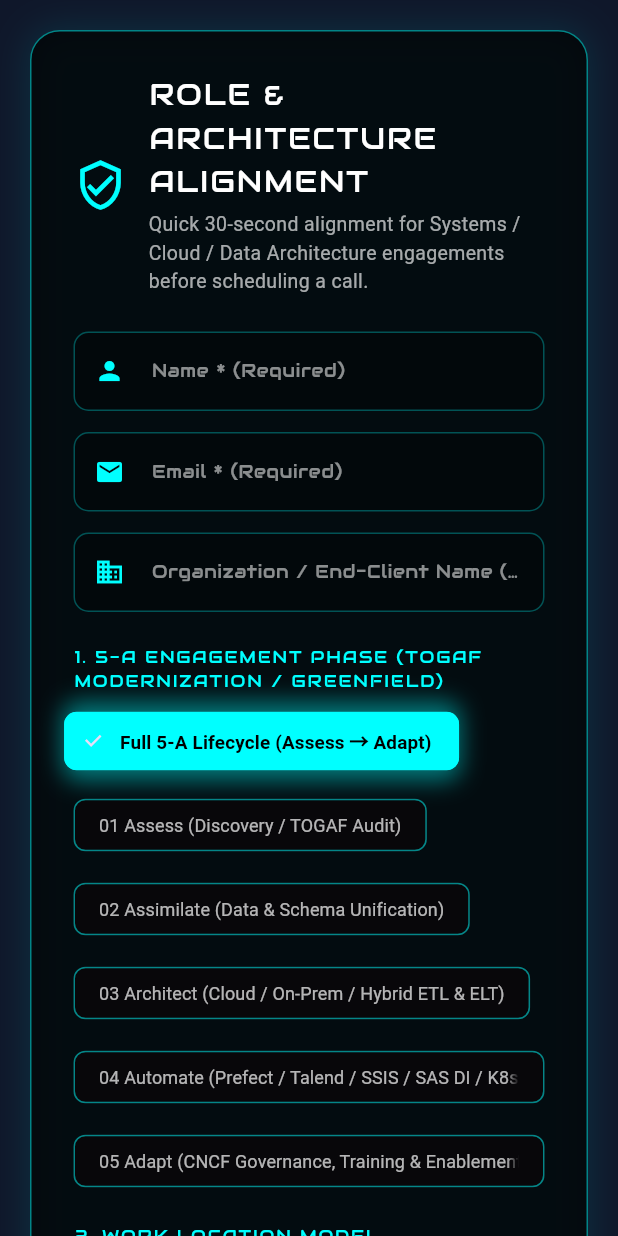
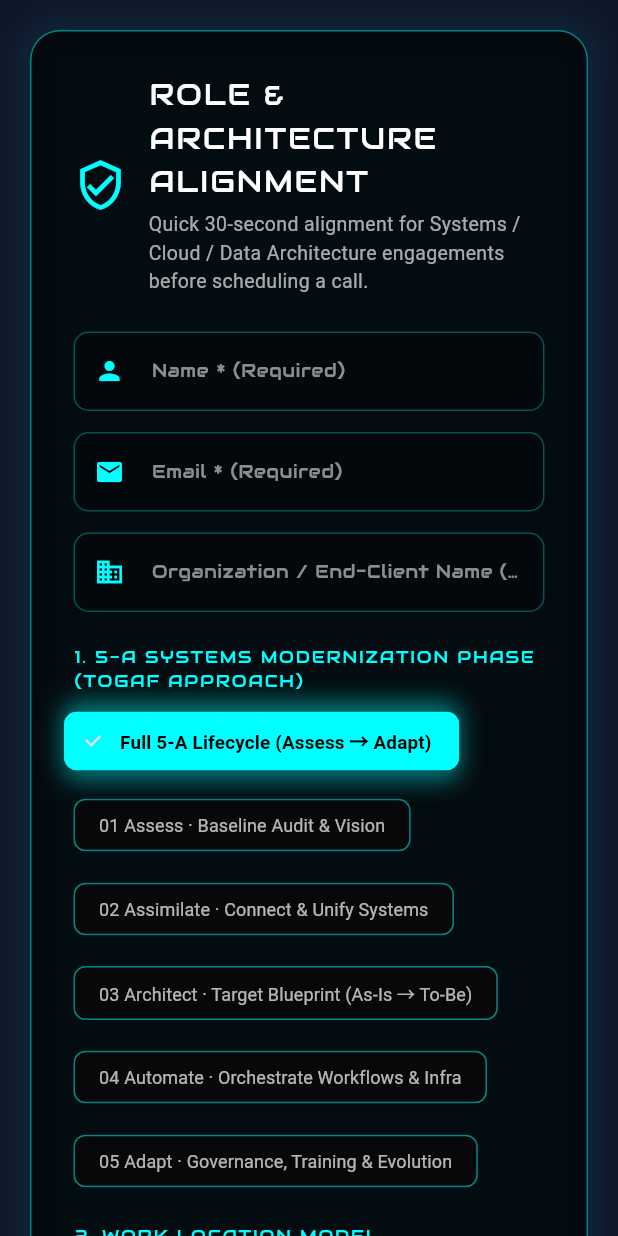
Before and after one commit to jmarshall-io/jmarshall-io, a Flutter app: the ChatPage widget shown alone on an empty page, opened directly, on a phone screen of 412 x 824 dp. Run offline on Flutter 3.47's test engine with Material 3 defaults, Android fonts, the phone set to English and light mode, and no system bars; our stand-ins replace animated_text_kit, csv, file_picker, firebase_core, flutter_dotenv, flutter_svg; missing offline and left inert: glassmorphism_widgets; accounts and stored records are empty; network calls fail; project files that could hold a hidden picture were left out.

Commit message:
refactor(5a): evolve 5-A stages to tool-agnostic systems modernization and minimal TOGAF alignment

```diff
--- a/lib/chat_page.dart
+++ b/lib/chat_page.dart
@@ -43,17 +43,17 @@ class _ChatPageState extends State<ChatPage> {
   String _interviewProcess = 'Architecture & Portfolio Walkthrough';
   String _compModel = 'Fixed Monthly Retainer (Fractional)';
   final Set<String> _selectedDomains = {
-    'Cloud, On-Prem & Hybrid (ETL & ELT — dbt / BigQuery / SQL)',
-    'Enterprise Orchestration (Prefect / Talend / SSIS / SAS DI / K8s)',
+    'Systems Integration & Workflow Orchestration (ETL / ELT / APIs)',
+    'Cloud, On-Prem & Hybrid Architecture (GCP / AWS / Azure / IaC)',
   };
 
   static const List<String> _fiveAOptions = [
     'Full 5-A Lifecycle (Assess → Adapt)',
-    '01 Assess (Discovery / TOGAF Audit)',
-    '02 Assimilate (Data & Schema Unification)',
-    '03 Architect (Cloud / On-Prem / Hybrid ETL & ELT)',
-    '04 Automate (Prefect / Talend / SSIS / SAS DI / K8s)',
-    '05 Adapt (CNCF Governance, Training & Enablement)',
+    '01 Assess · Baseline Audit & Vision',
+    '02 Assimilate · Connect & Unify Systems',
+    '03 Architect · Target Blueprint (As-Is → To-Be)',
+    '04 Automate · Orchestrate Workflows & Infra',
+    '05 Adapt · Governance, Training & Evolution',
   ];
 
   static const List<String> _locationOptions = [
@@ -86,12 +86,12 @@ class _ChatPageState extends State<ChatPage> {
   ];
 
   static const List<String> _domainOptions = [
-    'Cloud, On-Prem & Hybrid (ETL & ELT — dbt / BigQuery / SQL)',
-    'Enterprise Orchestration (Prefect / Talend / SSIS / SAS DI / K8s)',
-    'Multi-Cloud Infrastructure (GCP / AWS / Azure / Terraform)',
-    'CNCF Cloud-Native (K8s CKA/CKAD/CKS · Istio · ArgoCD · OPA)',
-    'Observability, Runbooks & Training (Grafana · Loki · Prometheus)',
-    'Enterprise Architecture (TOGAF / FinOps / Zero-Trust)',
+    'Systems Integration & Workflow Orchestration (ETL / ELT / APIs)',
+    'Cloud, On-Prem & Hybrid Architecture (GCP / AWS / Azure / IaC)',
+    'Enterprise Architecture & Modernization (TOGAF · As-Is → To-Be)',
+    'Cloud-Native Platforms & Containers (CNCF · Kubernetes · Mesh)',
+    'Data Platforms & Warehousing (dbt · BigQuery · SQL · Lakes)',
+    'Observability, Zero-Trust Security & Team Enablement',
   ];
 
   bool _isChatStarted = false;
@@ -519,7 +519,7 @@ class _ChatPageState extends State<ChatPage> {
                   ),
                   const SizedBox(height: 22),
                   _buildSectionLabel(
-                    '1. 5-A ENGAGEMENT PHASE (TOGAF MODERNIZATION / GREENFIELD)',
+                    '1. 5-A SYSTEMS MODERNIZATION PHASE (TOGAF APPROACH)',
                   ),
                   _buildChoiceWrap(
                     options: _fiveAOptions,
--- a/lib/home_page.dart
+++ b/lib/home_page.dart
@@ -22,50 +22,47 @@ class _HomePageState extends State<HomePage> {
     {
       'step': '01',
       'title': 'ASSESS',
-      'togaf': 'TOGAF Phase A · Architecture Vision & Discovery',
+      'togaf': 'TOGAF Vision · Baseline Ecosystem & Gap Discovery',
       'summary':
-          'Audit "As-Is" systems, technical debt, data gravity, security posture (Zero-Trust / HIPAA / FISMA), and executive CAPEX/OPEX objectives—or scope greenfield product vision.',
+          'Evaluate the organization\'s Current-State ("As-Is") systems, data silos, operational bottlenecks, and security/compliance posture to establish a clear, measurable modernization vision.',
       'deliverable':
-          'Deliverable: As-Is Topology Audit, Risk Matrix & Executive Vision Brief',
+          'Deliverable: As-Is Systems Topology Map, Gap Analysis & Modernization Vision',
     },
     {
       'step': '02',
       'title': 'ASSIMILATE',
-      'togaf': 'TOGAF Phases B–C · Business, Data & Domain Unification',
+      'togaf': 'TOGAF Alignment · Connect & Unify Disparate Systems',
       'summary':
-          'Ingest and normalize fragmented schemas, legacy ETL scripts, APIs, and institutional knowledge into governed metadata contracts and clean domain boundaries.',
+          'Bridge fragmented applications, databases, APIs, and cross-team workflows into standardized data contracts and clean integration boundaries—agnostic of the underlying vendor stack.',
       'deliverable':
-          'Deliverable: Canonical Data Contracts, Metadata Bridge & Lineage Map',
+          'Deliverable: Unified System Integration Contracts, Data Lineage & Domain Model',
     },
     {
       'step': '03',
       'title': 'ARCHITECT',
-      'togaf':
-          'TOGAF Phases D–E · Cloud, On-Prem & Hybrid Blueprint (ETL & ELT)',
+      'togaf': 'TOGAF Target State · Cloud, On-Prem & Hybrid Blueprint',
       'summary':
-          'Design the "To-Be" Reference Architecture and ADRs across Cloud, On-Premises, and Hybrid environments—spanning both ETL and ELT data pipelines (dbt, BigQuery, SQL Server, Talend, SSIS, SAS DI Studio), multi-cloud landing zones (GCP / AWS / Azure), Kubernetes, and Enterprise AI.',
+          'Design resilient Target-State ("To-Be") architectures across Cloud, On-Premises, and Hybrid environments (ETL & ELT)—balancing scalability, Zero-Trust security, and FinOps cost efficiency.',
       'deliverable':
-          'Deliverable: Cloud / On-Prem / Hybrid To-Be Blueprints, ETL/ELT ADRs & FinOps Roadmap',
+          'Deliverable: To-Be Reference Architectures, ADRs & Phased Transition Roadmap',
     },
     {
       'step': '04',
       'title': 'AUTOMATE',
-      'togaf':
-          'TOGAF Phases F–G · Enterprise Orchestration, IaC & DevSecOps Delivery',
+      'togaf': 'TOGAF Execution · Orchestrate Workflows & Infrastructure',
       'summary':
-          'Unify end-to-end workflow orchestration across Prefect 3.x, Kubernetes, Talend TAC, SSIS, SAS Data Integration Studio, and Airflow—paired with Terraform/PowerShell IaC, deterministic Pixi environments, GitHub Actions CI/CD, and Grafana/Loki telemetry.',
+          'Replace manual toil and disconnected scripts with end-to-end pipeline orchestration, Infrastructure as Code (IaC), CI/CD delivery, and AI-ready automation tailored to the organization\'s stack.',
       'deliverable':
-          'Deliverable: Unified Orchestration Flows, CI/CD Pipelines & Observability Stack',
+          'Deliverable: Automated Orchestration Pipelines, Declarative IaC & Live Telemetry',
     },
     {
       'step': '05',
       'title': 'ADAPT',
-      'togaf':
-          'TOGAF Phase H · Continuous Governance, CNCF Evolution & Enablement',
+      'togaf': 'TOGAF Governance · Enablement, Training & Evolution',
       'summary':
-          'Sustain and evolve the platform through CNCF cloud-native standards (Kubernetes, Istio, OPA Gatekeeper, ArgoCD), FinOps cost optimization, comprehensive runbooks, and hands-on engineering training so internal teams operate with full autonomy.',
+          'Sustain long-term organizational agility through architecture governance, CNCF cloud-native standards, operational runbooks, and hands-on team training as AI and agentic systems evolve.',
       'deliverable':
-          'Deliverable: Team Training & Runbooks, Governance Policies & Continuous FinOps / SRE Evolution',
+          'Deliverable: Governance Standards, Team Training Playbooks & Continuous Evolution',
     },
   ];
 
```
